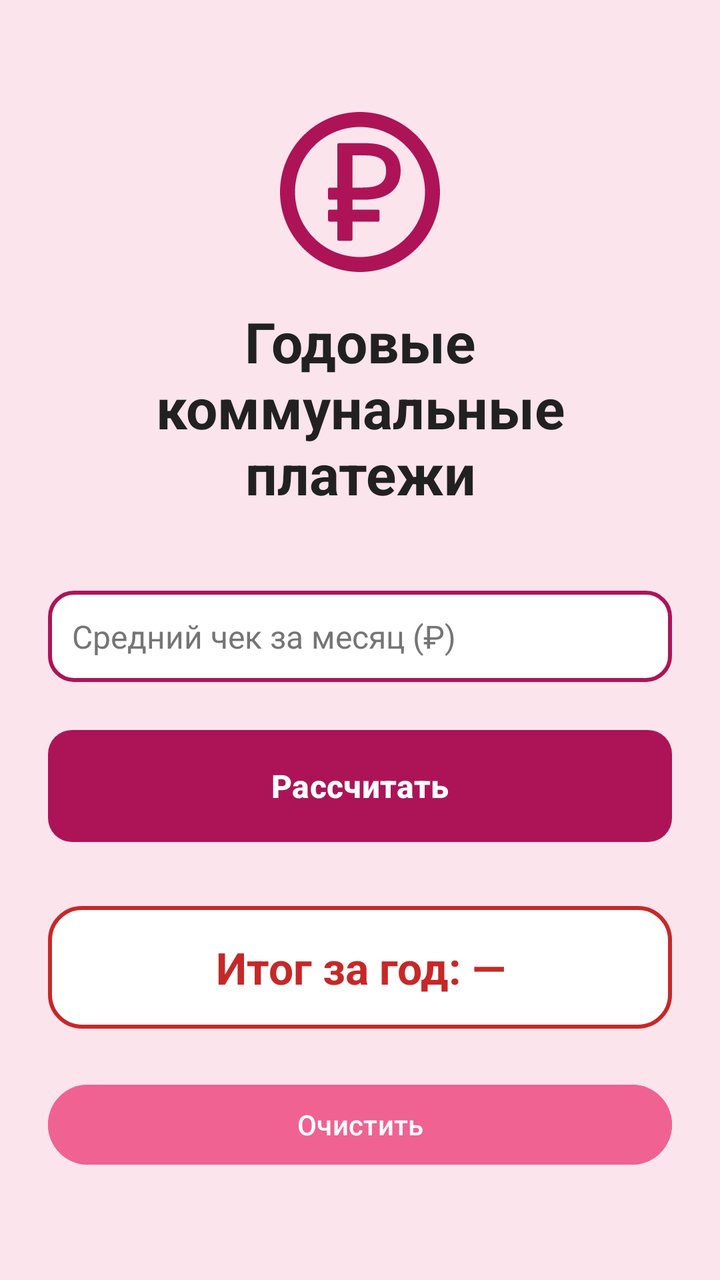
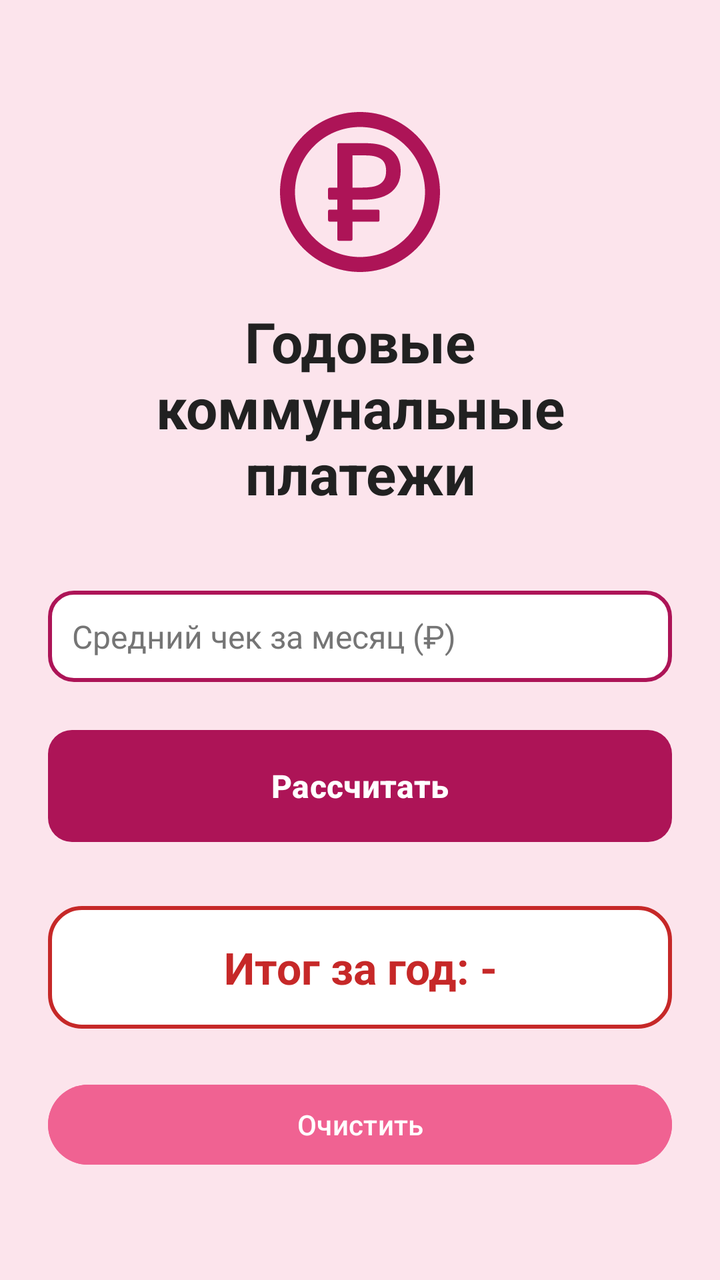

Compare the two renders of this Android layout. The source of the first and the diff that turns it into the second are given below.
<!-- AndroidManifest.xml: application theme Theme.MobileDevelopment -->
<!-- res/layout/activity_main.xml -->
<?xml version="1.0" encoding="utf-8"?>
<androidx.constraintlayout.widget.ConstraintLayout
    xmlns:android="http://schemas.android.com/apk/res/android"
    xmlns:app="http://schemas.android.com/apk/res-auto"
    xmlns:tools="http://schemas.android.com/tools"
    android:id="@+id/main"
    android:layout_width="match_parent"
    android:layout_height="match_parent"
    android:background="@color/colorBackground"
    android:padding="24dp"
    tools:context=".MainActivity">

    
    <ImageView
        android:id="@+id/imageViewIcon"
        android:layout_width="80dp"
        android:layout_height="80dp"
        android:layout_marginTop="32dp"
        android:contentDescription="Иконка"
        android:src="@drawable/ic_money"
        app:layout_constraintEnd_toEndOf="parent"
        app:layout_constraintStart_toStartOf="parent"
        app:layout_constraintTop_toTopOf="parent" />

    
    <TextView
        android:id="@+id/textViewTitle"
        android:layout_width="0dp"
        android:layout_height="wrap_content"
        android:layout_marginTop="16dp"
        android:gravity="center"
        android:text="@string/title_main"
        android:textColor="@color/colorTextDark"
        android:textSize="28sp"
        android:textStyle="bold"
        app:layout_constraintEnd_toEndOf="parent"
        app:layout_constraintStart_toStartOf="parent"
        app:layout_constraintTop_toBottomOf="@id/imageViewIcon" />

    
    <EditText
        android:id="@+id/editTextMonthlyBill"
        android:layout_width="0dp"
        android:layout_height="wrap_content"
        android:layout_marginTop="40dp"
        android:background="@drawable/edittext_background"
        android:hint="@string/hint_monthly_bill"
        android:inputType="numberDecimal"
        android:textColor="@color/colorTextDark"
        android:textColorHint="@color/colorTextSecondary"
        android:textSize="16sp"
        app:layout_constraintEnd_toEndOf="parent"
        app:layout_constraintStart_toStartOf="parent"
        app:layout_constraintTop_toBottomOf="@id/textViewTitle" />

    
    <Button
        android:id="@+id/buttonCalculate"
        android:layout_width="0dp"
        android:layout_height="56dp"
        android:layout_marginTop="24dp"
        android:background="@drawable/button_background"
        android:text="@string/btn_calculate"
        android:textColor="@color/white"
        android:textSize="16sp"
        android:textStyle="bold"
        app:backgroundTint="@color/colorPrimary"
        app:layout_constraintEnd_toEndOf="parent"
        app:layout_constraintStart_toStartOf="parent"
        app:layout_constraintTop_toBottomOf="@id/editTextMonthlyBill" />

    
    <TextView
        android:id="@+id/textViewResult"
        android:layout_width="0dp"
        android:layout_height="wrap_content"
        android:layout_marginTop="32dp"
        android:background="@drawable/result_background"
        android:gravity="center"
        android:text="@string/result_default"
        android:textColor="@color/colorResult"
        android:textSize="22sp"
        android:textStyle="bold"
        app:layout_constraintEnd_toEndOf="parent"
        app:layout_constraintStart_toStartOf="parent"
        app:layout_constraintTop_toBottomOf="@id/buttonCalculate" />

    
    <Button
        android:id="@+id/buttonClear"
        android:layout_width="0dp"
        android:layout_height="48dp"
        android:layout_marginTop="24dp"
        android:backgroundTint="@color/colorAccent"
        android:text="@string/btn_clear"
        android:textColor="@color/white"
        android:textSize="14sp"
        app:layout_constraintEnd_toEndOf="parent"
        app:layout_constraintStart_toStartOf="parent"
        app:layout_constraintTop_toBottomOf="@id/textViewResult" />

</androidx.constraintlayout.widget.ConstraintLayout>
<!-- resources referenced by this layout -->
<resources>
  <color name="colorAccent">#F06292</color>
  <color name="colorBackground">#FCE4EC</color>
  <color name="colorPrimary">#AD1457</color>
  <color name="colorResult">#C62828</color>
  <color name="colorTextDark">#212121</color>
  <color name="colorTextSecondary">#757575</color>
  <color name="white">#FFFFFFFF</color>
  <!-- drawable button_background (drawable) -->
  <?xml version="1.0" encoding="utf-8"?>
  <shape xmlns:android="http://schemas.android.com/apk/res/android"
      android:shape="rectangle">
  
      <solid android:color="@color/colorAccent" />
      <corners android:radius="12dp" />
  </shape>
  <!-- drawable edittext_background (drawable) -->
  <?xml version="1.0" encoding="utf-8"?>
  <shape xmlns:android="http://schemas.android.com/apk/res/android"
      android:shape="rectangle">
  
      <solid android:color="@color/white" />
      <stroke
          android:width="2dp"
          android:color="@color/colorPrimary" />
      <corners android:radius="12dp" />
      <padding
          android:left="12dp"
          android:top="12dp"
          android:right="12dp"
          android:bottom="12dp" />
  </shape>
  <!-- drawable ic_money (drawable) -->
  <vector xmlns:android="http://schemas.android.com/apk/res/android"
      android:width="32dp"
      android:height="32dp"
      android:viewportWidth="32"
      android:viewportHeight="32">
    <path
        android:pathData="M16,0C7.181,0 0,7.181 0,16C0,24.819 7.181,32 16,32C24.819,32 32,24.819 32,16C32,7.181 24.819,0 16,0zM16,3C23.197,3 29,8.803 29,16C29,23.197 23.197,29 16,29C8.803,29 3,23.197 3,16C3,8.803 8.803,3 16,3zM11.758,6.236A0.3,0.3 0,0 0,11.459 6.535L11.459,15.121L9.916,15.121A0.3,0.3 0,0 0,9.615 15.422L9.615,17.24A0.3,0.3 0,0 0,9.916 17.539L11.459,17.539L11.459,19.52L9.916,19.52A0.3,0.3 0,0 0,9.615 19.82L9.615,21.637A0.3,0.3 0,0 0,9.916 21.938L11.459,21.938L11.459,25.465A0.3,0.3 0,0 0,11.758 25.764L14.199,25.764A0.3,0.3 0,0 0,14.5 25.465L14.5,21.938L19.602,21.938A0.3,0.3 0,0 0,19.902 21.637L19.902,19.82A0.3,0.3 0,0 0,19.602 19.52L14.5,19.52L14.5,17.539L16.83,17.539C17.8,17.539 18.721,17.441 19.592,17.24C20.479,17.038 21.262,16.71 21.932,16.254A0.3,0.3 0,0 0,21.934 16.252C22.607,15.785 23.145,15.18 23.539,14.445A0.3,0.3 0,0 0,23.541 14.443C23.941,13.688 24.135,12.785 24.135,11.748C24.135,9.995 23.53,8.595 22.33,7.648C21.127,6.69 19.37,6.236 17.084,6.236L11.758,6.236zM14.5,8.68L17.135,8.68C17.945,8.68 18.613,8.762 19.133,8.92A0.3,0.3 0,0 0,19.139 8.922C19.675,9.074 20.086,9.285 20.383,9.545C20.685,9.81 20.894,10.119 21.021,10.486C21.153,10.866 21.221,11.289 21.221,11.76C21.221,12.487 21.092,13.058 20.854,13.482C20.607,13.913 20.279,14.243 19.857,14.488C19.438,14.729 18.934,14.896 18.338,14.984A0.3,0.3 0,0 0,18.336 14.984C17.734,15.075 17.089,15.121 16.398,15.121L14.5,15.121L14.5,8.68z"
        android:strokeLineJoin="round"
        android:fillColor="#ad1457"/>
  </vector>
  <!-- drawable result_background (drawable) -->
  <?xml version="1.0" encoding="utf-8"?>
  <shape xmlns:android="http://schemas.android.com/apk/res/android"
      android:shape="rectangle">
  
      <solid android:color="@color/white" />
      <stroke
          android:width="2dp"
          android:color="@color/colorResult" />
      <corners android:radius="16dp" />
      <padding
          android:left="16dp"
          android:top="16dp"
          android:right="16dp"
          android:bottom="16dp" />
  </shape>
  <string name="btn_calculate">Рассчитать</string>
  <string name="btn_clear">Очистить</string>
  <string name="hint_monthly_bill">Средний чек за месяц (₽)</string>
  <string name="result_default">Итог за год: —</string>
  <string name="title_main">Годовые коммунальные платежи</string>
  <style name="Theme.MobileDevelopment" parent="Base.Theme.MobileDevelopment" />
  <style name="Base.Theme.MobileDevelopment" parent="Theme.Material3.DayNight.NoActionBar">
          
          
      </style>
</resources>

<!-- the commit's change to res/layout/activity_main.xml (unified diff, before → after) -->
@@ -10,7 +10,6 @@
     android:padding="24dp"
     tools:context=".MainActivity">
 
-    
     <ImageView
         android:id="@+id/imageViewIcon"
         android:layout_width="80dp"
@@ -22,7 +21,6 @@
         app:layout_constraintStart_toStartOf="parent"
         app:layout_constraintTop_toTopOf="parent" />
 
-    
     <TextView
         android:id="@+id/textViewTitle"
         android:layout_width="0dp"
@@ -37,7 +35,6 @@
         app:layout_constraintStart_toStartOf="parent"
         app:layout_constraintTop_toBottomOf="@id/imageViewIcon" />
 
-    
     <EditText
         android:id="@+id/editTextMonthlyBill"
         android:layout_width="0dp"
@@ -53,7 +50,6 @@
         app:layout_constraintStart_toStartOf="parent"
         app:layout_constraintTop_toBottomOf="@id/textViewTitle" />
 
-    
     <Button
         android:id="@+id/buttonCalculate"
         android:layout_width="0dp"
@@ -69,7 +65,6 @@
         app:layout_constraintStart_toStartOf="parent"
         app:layout_constraintTop_toBottomOf="@id/editTextMonthlyBill" />
 
-    
     <TextView
         android:id="@+id/textViewResult"
         android:layout_width="0dp"
@@ -85,7 +80,6 @@
         app:layout_constraintStart_toStartOf="parent"
         app:layout_constraintTop_toBottomOf="@id/buttonCalculate" />
 
-    
     <Button
         android:id="@+id/buttonClear"
         android:layout_width="0dp"
<!-- resource entries referenced after the edit -->
@@ -61,7 +61,7 @@
   <string name="btn_calculate">Рассчитать</string>
   <string name="btn_clear">Очистить</string>
   <string name="hint_monthly_bill">Средний чек за месяц (₽)</string>
-  <string name="result_default">Итог за год: —</string>
+  <string name="result_default">Итог за год: -</string>
   <string name="title_main">Годовые коммунальные платежи</string>
   <style name="Theme.MobileDevelopment" parent="Base.Theme.MobileDevelopment" />
   <style name="Base.Theme.MobileDevelopment" parent="Theme.Material3.DayNight.NoActionBar">
